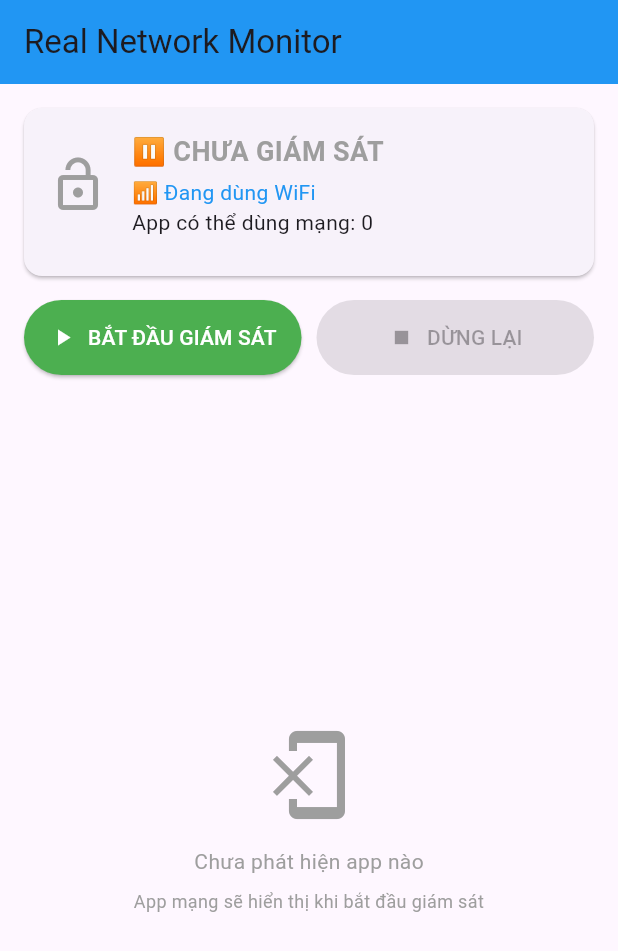
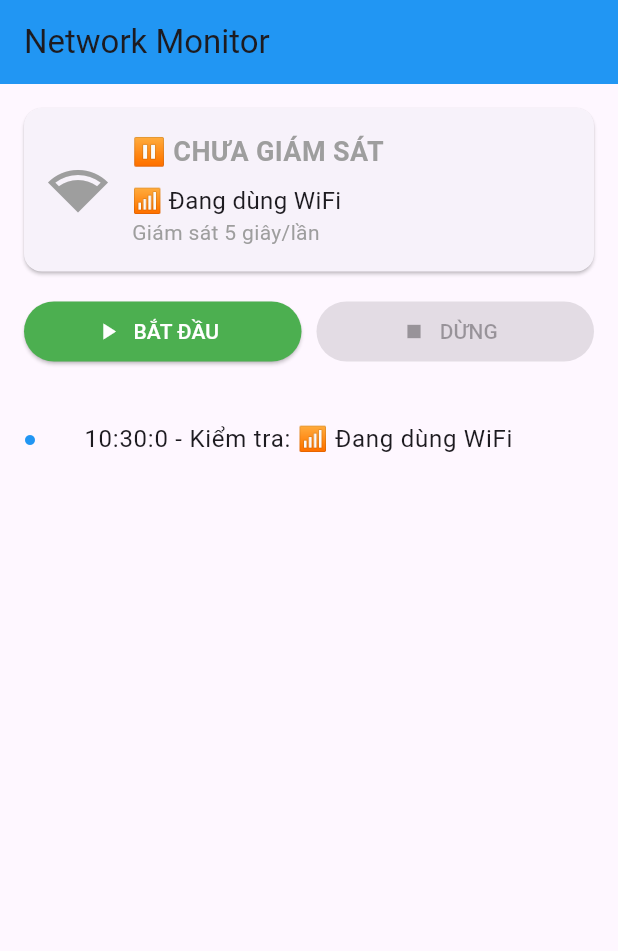
Before and after one commit to nguyenquangnam1988vt-eng/canhbaoluotweb, a Flutter app: the screen it shows after launch, on a phone screen of 412 x 824 dp. Shown: the top 951 px of the screen. Run offline on Flutter 3.47's test engine with Material 3 defaults, Android fonts, the phone set to English and light mode, and no system bars; our stand-ins replace connectivity_plus.

Commit message:
update something

```diff
--- a/lib/main.dart
+++ b/lib/main.dart
@@ -1,35 +1,35 @@
 import 'package:flutter/material.dart';
 import 'package:connectivity_plus/connectivity_plus.dart';
-import 'package:device_apps/device_apps.dart';
 import 'dart:async';
-import 'dart:io' show Platform;
 
 void main() {
-  runApp(RealNetworkMonitorApp());
+  runApp(NetworkMonitorApp());
 }
 
-class RealNetworkMonitorApp extends StatelessWidget {
+class NetworkMonitorApp extends StatelessWidget {
   @override
   Widget build(BuildContext context) {
     return MaterialApp(
-      title: 'Real Network Monitor',
-      theme: ThemeData(primarySwatch: Colors.blue),
-      home: RealNetworkScreen(),
+      title: 'Network Monitor',
+      theme: ThemeData(
+        primarySwatch: Colors.blue,
+      ),
+      home: NetworkMonitorScreen(),
     );
   }
 }
 
-class RealNetworkScreen extends StatefulWidget {
+class NetworkMonitorScreen extends StatefulWidget {
   @override
-  _RealNetworkScreenState createState() => _RealNetworkScreenState();
+  _NetworkMonitorScreenState createState() => _NetworkMonitorScreenState();
 }
 
-class _RealNetworkScreenState extends State<RealNetworkScreen> {
+class _NetworkMonitorScreenState extends State<NetworkMonitorScreen> {
   final Connectivity _connectivity = Connectivity();
-  List<AppUsage> _activeApps = [];
+  String _networkStatus = 'Đang kiểm tra...';
   bool _isMonitoring = false;
   Timer? _monitorTimer;
-  String _networkStatus = 'Đang kiểm tra...';
+  List<String> _networkEvents = [];
 
   @override
   void initState() {
@@ -37,107 +37,77 @@ class _RealNetworkScreenState extends State<RealNetworkScreen> {
     _checkNetwork();
   }
 
-  Future<void> _checkNetwork() async {
-    var result = await _connectivity.checkConnectivity();
-    setState(() {
-      _networkStatus = _getNetworkStatusText(result);
-    });
+  @override
+  void dispose() {
+    _stopMonitoring();
+    super.dispose();
   }
 
-  String _getNetworkStatusText(ConnectivityResult result) {
-    switch (result) {
-      case ConnectivityResult.wifi: return '📶 Đang dùng WiFi';
-      case ConnectivityResult.mobile: return '📱 Đang dùng Mobile Data';
-      case ConnectivityResult.none: return '❌ Mất kết nối mạng';
-      default: return '🌐 Đang kết nối...';
+  Future<void> _checkNetwork() async {
+    try {
+      var result = await _connectivity.checkConnectivity();
+      setState(() {
+        _networkStatus = _getNetworkStatus(result);
+      });
+      _addEvent('Kiểm tra: $_networkStatus');
+    } catch (e) {
+      setState(() {
+        _networkStatus = 'Lỗi kiểm tra';
+      });
     }
   }
 
-  Future<void> _startRealMonitoring() async {
+  String _getNetworkStatus(ConnectivityResult result) {
+    switch (result) {
+      case ConnectivityResult.wifi:
+        return '📶 Đang dùng WiFi';
+      case ConnectivityResult.mobile:
+        return '📱 Đang dùng Mobile Data';
+      case ConnectivityResult.none:
+        return '❌ Mất kết nối mạng';
+      default:
+        return '🌐 Đang kết nối...';
+    }
+  }
+
+  void _startMonitoring() {
     setState(() {
       _isMonitoring = true;
-      _activeApps.clear();
+      _networkEvents.clear();
     });
 
     _monitorTimer = Timer.periodic(Duration(seconds: 5), (timer) async {
       if (_isMonitoring) {
-        await _performRealCheck();
+        await _checkNetwork();
+        _addEvent('Giám sát - ${DateTime.now().toString()}');
       }
     });
 
-    await _performRealCheck();
-  }
-
-  Future<void> _performRealCheck() async {
-    try {
-      // 1. Kiểm tra kết nối mạng
-      var connectivityResult = await _connectivity.checkConnectivity();
-      await _checkNetwork();
-
-      if (connectivityResult != ConnectivityResult.none) {
-        // 2. Lấy danh sách app đã cài đặt
-        List<Application> apps = await DeviceApps.getInstalledApplications(
-          includeSystemApps: true,
-          includeAppIcons: false,
-        );
-
-        // 3. Lọc app có khả năng dùng mạng
-        List<AppUsage> networkApps = [];
-
-        for (var app in apps) {
-          if (_isLikelyNetworkApp(app.packageName!)) {
-            networkApps.add(AppUsage(
-              appName: app.appName,
-              packageName: app.packageName!,
-              isActive: true,
-            ));
-          }
-        }
-
-        setState(() {
-          _activeApps = networkApps;
-        });
-
-        print('📱 Phát hiện ${_activeApps.length} app có thể dùng mạng');
-
-      } else {
-        setState(() {
-          _activeApps.clear();
-        });
-      }
-
-    } catch (e) {
-      print('❌ Lỗi kiểm tra: $e');
-    }
-  }
-
-  bool _isLikelyNetworkApp(String packageName) {
-    // Danh sách package name của app hay dùng mạng
-    final networkAppPatterns = [
-      'facebook', 'messenger', 'instagram', 'whatsapp',
-      'twitter', 'youtube', 'tiktok', 'zalo', 'chrome',
-      'safari', 'gmail', 'outlook', 'spotify', 'netflix',
-      'shoppe', 'lazada', 'viber', 'telegram', 'skype',
-      'browser', 'mail', 'music', 'video', 'chat'
-    ];
-
-    String lowerPackage = packageName.toLowerCase();
-    return networkAppPatterns.any((pattern) => lowerPackage.contains(pattern));
+    _addEvent('Bắt đầu giám sát mạng');
   }
 
   void _stopMonitoring() {
     setState(() {
       _isMonitoring = false;
-      _activeApps.clear();
     });
     _monitorTimer?.cancel();
+    _addEvent('Dừng giám sát');
+  }
+
+  void _addEvent(String event) {
+    setState(() {
+      _networkEvents.insert(0, '${DateTime.now().hour}:${DateTime.now().minute}:${DateTime.now().second} - $event');
+      if (_networkEvents.length > 20) {
+        _networkEvents = _networkEvents.sublist(0, 20);
+      }
+    });
   }
 
   @override
   Widget build(BuildContext context) {
     return Scaffold(
       appBar: AppBar(
-        title: Text('Real Network Monitor'),
+        title: Text('Network Monitor'),
         backgroundColor: Colors.blue,
       ),
       body: Column(
@@ -152,7 +122,7 @@ class _RealNetworkScreenState extends State<RealNetworkScreen> {
                   Row(
                     children: [
                       Icon(
-                        _isMonitoring ? Icons.security : Icons.lock_open,
+                        _isMonitoring ? Icons.network_check : Icons.network_wifi,
                         color: _isMonitoring ? Colors.green : Colors.grey,
                         size: 40,
                       ),
@@ -169,30 +139,25 @@ class _RealNetworkScreenState extends State<RealNetworkScreen> {
                                 color: _isMonitoring ? Colors.green : Colors.grey,
                               ),
                             ),
-                            SizedBox(height: 4),
+                            SizedBox(height: 8),
                             Text(
                               _networkStatus,
-                              style: TextStyle(fontSize: 14, color: Colors.blue),
+                              style: TextStyle(fontSize: 16),
                             ),
                             Text(
-                              'App có thể dùng mạng: ${_activeApps.length}',
-                              style: TextStyle(fontSize: 14),
+                              'Giám sát 5 giây/lần',
+                              style: TextStyle(color: Colors.grey),
                             ),
                           ],
                         ),
                       ),
                     ],
                   ),
-                  SizedBox(height: 10),
                   if (_isMonitoring) ...[
+                    SizedBox(height: 10),
                     LinearProgressIndicator(
                       backgroundColor: Colors.grey[200],
                       valueColor: AlwaysStoppedAnimation<Color>(Colors.green),
-                    ),
-                    SizedBox(height: 8),
-                    Text(
-                      '⏰ Đang giám sát 5 giây/lần',
-                      style: TextStyle(fontSize: 12, color: Colors.green),
                     ),
                   ],
                 ],
@@ -207,13 +172,12 @@ class _RealNetworkScreenState extends State<RealNetworkScreen> {
               children: [
                 Expanded(
                   child: ElevatedButton.icon(
-                    onPressed: _isMonitoring ? null : _startRealMonitoring,
+                    onPressed: _isMonitoring ? null : _startMonitoring,
                     icon: Icon(Icons.play_arrow),
-                    label: Text('BẮT ĐẦU GIÁM SÁT'),
+                    label: Text('BẮT ĐẦU'),
                     style: ElevatedButton.styleFrom(
                       backgroundColor: Colors.green,
                       foregroundColor: Colors.white,
-                      padding: EdgeInsets.symmetric(vertical: 15),
                     ),
                   ),
                 ),
@@ -222,11 +186,10 @@ class _RealNetworkScreenState extends State<RealNetworkScreen> {
                   child: ElevatedButton.icon(
                     onPressed: _isMonitoring ? _stopMonitoring : null,
                     icon: Icon(Icons.stop),
-                    label: Text('DỪNG LẠI'),
+                    label: Text('DỪNG'),
                     style: ElevatedButton.styleFrom(
                       backgroundColor: Colors.red,
                       foregroundColor: Colors.white,
-                      padding: EdgeInsets.symmetric(vertical: 15),
                     ),
                   ),
                 ),
@@ -236,46 +199,25 @@ class _RealNetworkScreenState extends State<RealNetworkScreen> {
 
           SizedBox(height: 20),
 
-          // Active Apps List
+          // Events List
           Expanded(
-            child: _activeApps.isEmpty
+            child: _networkEvents.isEmpty
                 ? Center(
                     child: Column(
                       mainAxisAlignment: MainAxisAlignment.center,
                       children: [
-                        Icon(Icons.phonelink_erase, size: 64, color: Colors.grey),
+                        Icon(Icons.history, size: 64, color: Colors.grey),
                         SizedBox(height: 16),
-                        Text(
-                          'Chưa phát hiện app nào',
-                          style: TextStyle(color: Colors.grey),
-                        ),
-                        SizedBox(height: 8),
-                        Text(
-                          'App mạng sẽ hiển thị khi bắt đầu giám sát',
-                          style: TextStyle(color: Colors.grey, fontSize: 12),
-                          textAlign: TextAlign.center,
-                        ),
+                        Text('Chưa có sự kiện nào'),
                       ],
                     ),
                   )
                 : ListView.builder(
-                    itemCount: _activeApps.length,
+                    itemCount: _networkEvents.length,
                     itemBuilder: (context, index) {
-                      final app = _activeApps[index];
-                      return Card(
-                        margin: EdgeInsets.symmetric(horizontal: 16, vertical: 4),
-                        child: ListTile(
-                          leading: Icon(Icons.apps, color: Colors.blue),
-                          title: Text(
-                            app.appName,
-                            style: TextStyle(fontWeight: FontWeight.bold),
-                          ),
-                          subtitle: Text(
-                            _getAppCategory(app.packageName),
-                            style: TextStyle(fontSize: 12),
-                          ),
-                          trailing: Icon(Icons.wifi, color: Colors.green),
-                        ),
+                      return ListTile(
+                        leading: Icon(Icons.circle, size: 8, color: Colors.blue),
+                        title: Text(_networkEvents[index]),
                       );
                     },
                   ),
@@ -284,42 +226,4 @@ class _RealNetworkScreenState extends State<RealNetworkScreen> {
       ),
     );
   }
-
-  String _getAppCategory(String packageName) {
-    if (packageName.contains('facebook') || packageName.contains('instagram')) {
-      return 'Mạng xã hội';
-    } else if (packageName.contains('messenger') || packageName.contains('zalo')) {
-      return 'Nhắn tin';
-    } else if (packageName.contains('youtube') || packageName.contains('tiktok')) {
-      return 'Video';
-    } else if (packageName.contains('chrome') || packageName.contains('safari')) {
-      return 'Trình duyệt';
-    } else if (packageName.contains('gmail') || packageName.contains('mail')) {
-      return 'Email';
-    } else if (packageName.contains('spotify') || packageName.contains('music')) {
-      return 'Nhạc';
-    } else if (packageName.contains('shoppe') || packageName.contains('lazada')) {
-      return 'Mua sắm';
-    } else {
-      return 'Ứng dụng mạng';
-    }
-  }
-
-  @override
-  void dispose() {
-    _monitorTimer?.cancel();
-    super.dispose();
-  }
 }
-
-class AppUsage {
-  final String appName;
-  final String packageName;
-  final bool isActive;
-
-  AppUsage({
-    required this.appName,
-    required this.packageName,
-    required this.isActive,
-  });
-}
--- a/pubspec.yaml
+++ b/pubspec.yaml
@@ -1,5 +1,5 @@
-name: network_monitor
-description: "Real Network Monitor with Screen Time"
+name: app3
+description: "Network Monitor iOS"
 publish_to: 'none'
 
 version: 1.0.0+1
@@ -11,7 +11,6 @@ dependencies:
   flutter:
     sdk: flutter
   connectivity_plus: ^5.0.2
-  device_apps: ^2.1.1
 
 dev_dependencies:
   flutter_test:
```
